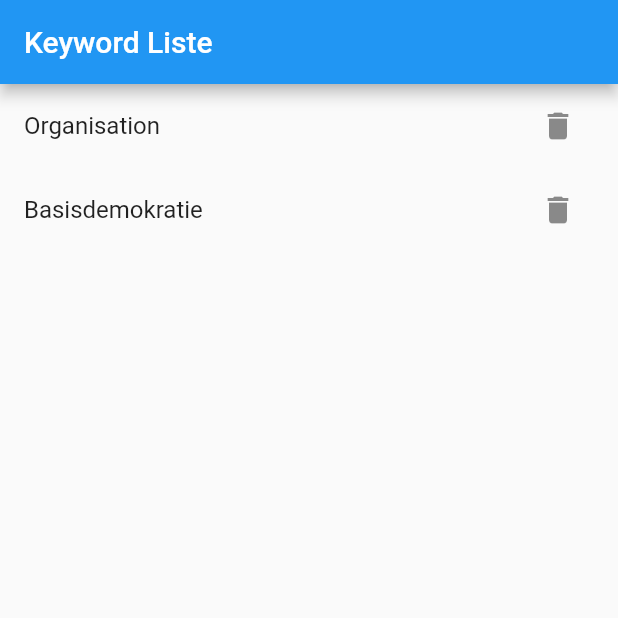
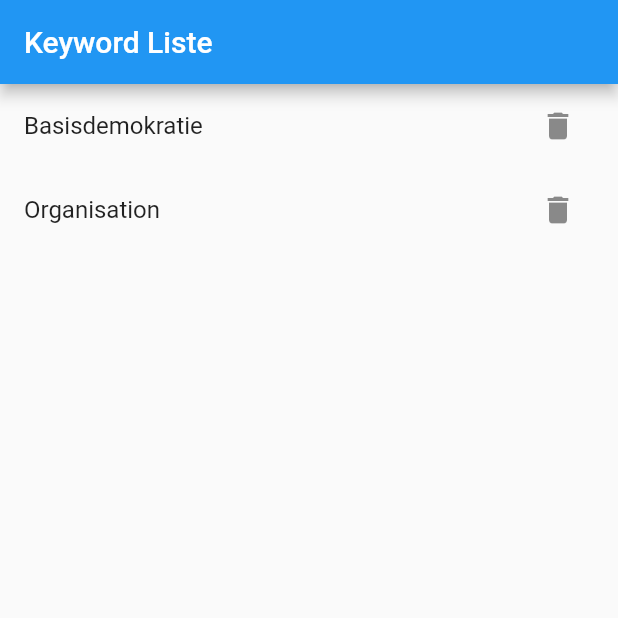
Before and after one commit to wermann33/KeywordFinder, a Flutter app: the screen it shows after launch, on a phone screen of 412 x 824 dp, the top half of it. Run offline on Flutter 3.47's test engine with Material 2 defaults, Android fonts, the phone set to English and light mode, and no system bars; our stand-ins replace shared_preferences; missing offline and left inert: bitsdojo_window.

Commit message:
keywordliste wird alphabetisch sortiert, Eingabefeld für neue Keywords behält nach Enter fokus

```diff
--- a/keyword_finder/lib/main.dart
+++ b/keyword_finder/lib/main.dart
@@ -51,6 +51,9 @@ class _KeywordListPageState extends State<KeywordListPage> {
 
   @override
   Widget build(BuildContext context) {
+    _keywords.sort((a, b) {
+      return a.toLowerCase().compareTo(b.toLowerCase());
+    });
     //calculating the height of the keyword list
     return Scaffold(
       appBar: AppBar(
@@ -81,6 +84,7 @@ class _KeywordListPageState extends State<KeywordListPage> {
             children: [
               Flexible(
                 child: TextField(
+                  textInputAction: TextInputAction.none,
                   controller: _keywordsController,
                   decoration: const InputDecoration(
                     hintText: 'Keyword eingeben',
```
